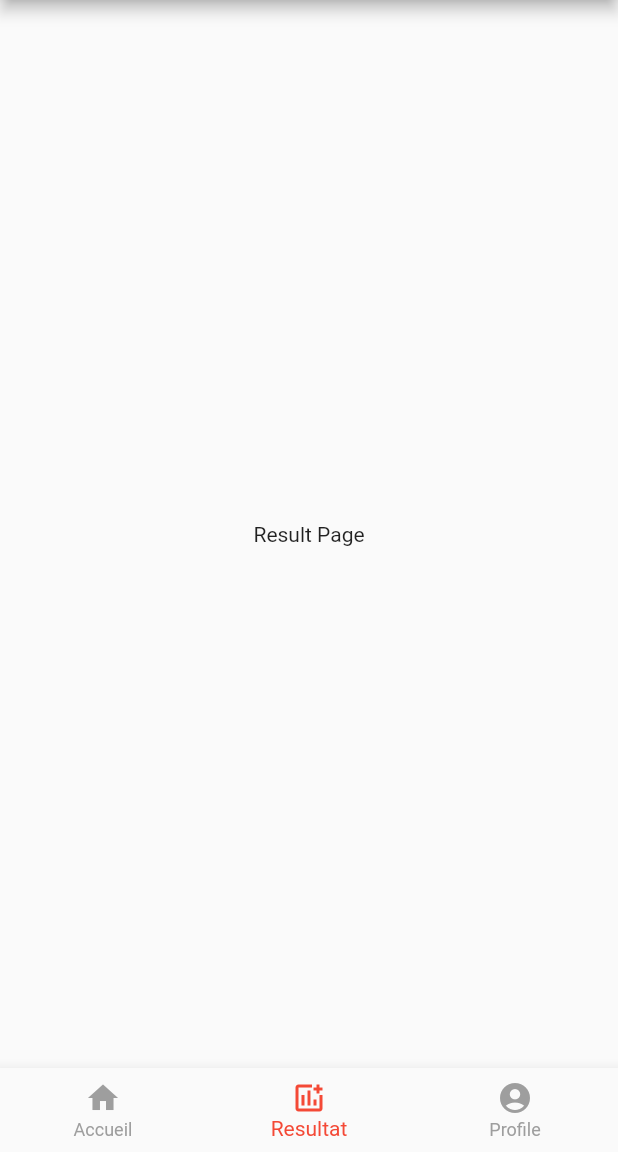
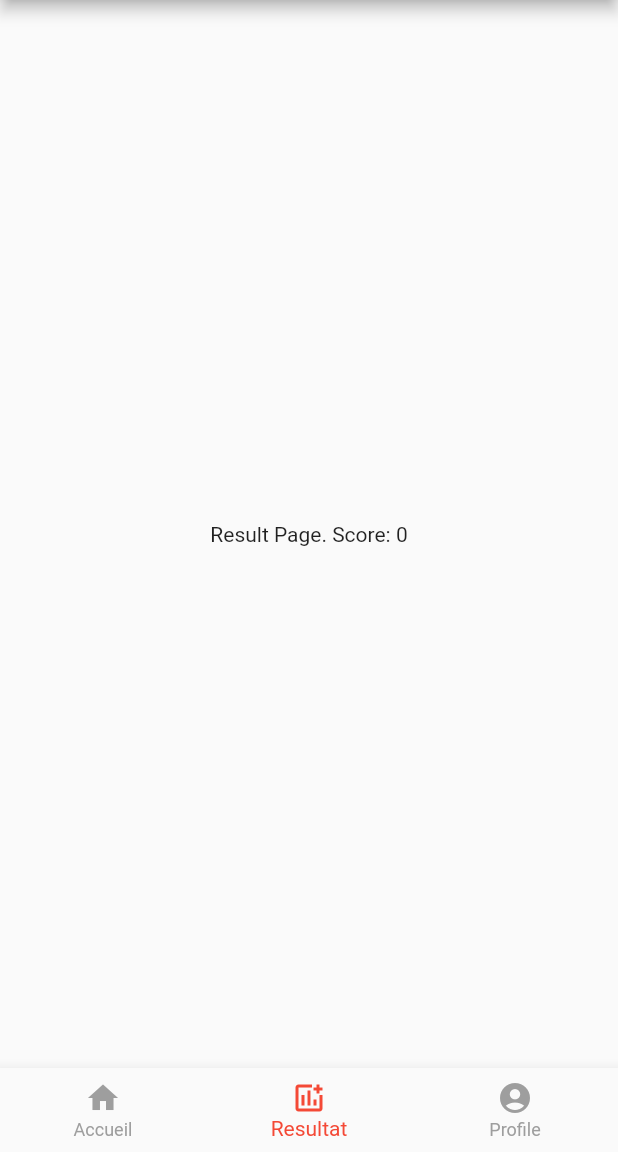
Before and after one commit to melvincurinier/flutter_app_grifforhse, a Flutter app: the screen it shows after launch, item 2 of the bottom bar chosen, on a phone screen of 412 x 824 dp, the part 84-1236 px from its top. Run offline on Flutter 3.47's test engine with Material 2 defaults, Android fonts, the phone set to English and light mode, and no system bars.

Commit message:
user_score

```diff
--- a/lib/pages/home/home.dart
+++ b/lib/pages/home/home.dart
@@ -1,4 +1,6 @@
 import 'package:flutter/material.dart';
+import 'package:provider/provider.dart';
+import 'package:flutter_app_grifforhse/pages/resultats/user_score.dart';
 
 class HomePage extends StatefulWidget {
   const HomePage({super.key});
@@ -43,6 +45,7 @@ class _HomePageState extends State<HomePage> {
 
   void _showNextCardLike() {
     _scoreUser = _scoreUser + _cardValue[_cardIndex];
+    Provider.of<UserScore>(context, listen: false).updateScore(_scoreUser);
       setState(() {
         if(_cardIndex <= _cardColors.length - 2)
         _cardIndex = (_cardIndex + 1);
--- a/lib/pages/resultats/resultats.dart
+++ b/lib/pages/resultats/resultats.dart
@@ -1,12 +1,17 @@
 import 'package:flutter/material.dart';
+import 'package:provider/provider.dart';
+import 'package:flutter_app_grifforhse/pages/resultats/user_score.dart';
+
+
 
 class ResultPage extends StatelessWidget {
   const ResultPage({super.key});
 
   @override
   Widget build(BuildContext context) {
+    final userScore = Provider.of<UserScore>(context);
     return Center(
-      child: Text("Result Page"),
-      );
+      child: Text("Result Page. Score: ${userScore.score}"),
+    );
   }
 }
--- /dev/null
+++ b/lib/pages/resultats/user_score.dart
@@ -0,0 +1,13 @@
+import 'package:flutter/material.dart';
+import 'package:provider/provider.dart';
+
+
+class UserScore extends ChangeNotifier {
+  int _score = 0;
+  int get score => _score;
+
+  void updateScore(int score) {
+    _score = score;
+    notifyListeners();
+  }
+}
--- a/pubspec.yaml
+++ b/pubspec.yaml
@@ -39,6 +39,7 @@ dependencies:
 dev_dependencies:
   flutter_test:
     sdk: flutter
+  provider: ^5.0.0
 
   # The "flutter_lints" package below contains a set of recommended lints to
   # encourage good coding practices. The lint set provided by the package is
@@ -46,6 +47,7 @@ dev_dependencies:
   # package. See that file for information about deactivating specific lint
   # rules and activating additional ones.
   flutter_lints: ^2.0.0
+
 
 
 # For information on the generic Dart part of this file, see the
```
Also changed, not shown: lib/main.dart (+9 -1 lines), pubspec.lock.
